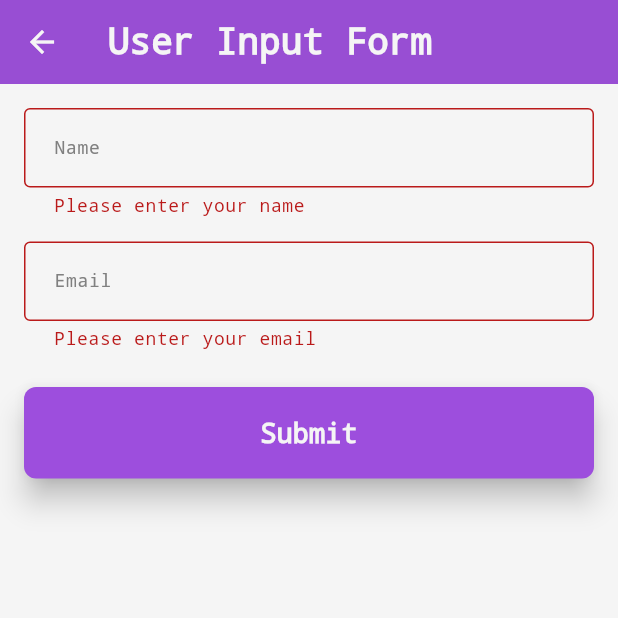
After one commit to kalviumcommunity/S81_DIVINE_FLUTTERAPP_TaskPilot, a Flutter app: the UserInputForm screen opened by its route, after a tap on "Submit", on a phone screen of 412 x 824 dp, the top half of it. The commit adds this screen. Run offline on Flutter 3.47's test engine with Material 3 defaults, Android fonts, the phone set to English and light mode, and no system bars.

Commit message:
handling user input

```diff
--- a/flutter_app/lib/main.dart
+++ b/flutter_app/lib/main.dart
@@ -7,6 +7,7 @@ import 'screens/multi_screen_navigation_demo.dart';
 import 'screens/responsive_layouts_demo.dart';
 import 'screens/scrollable_views.dart';
 import 'constants/retro_theme.dart';
+import 'screens/user_input_form.dart';
 
 void main() {
   runApp(const TaskPilotApp());
@@ -30,6 +31,7 @@ class TaskPilotApp extends StatelessWidget {
         '/multi-screen-navigation': (context) => const MultiScreenNavigationDemoScreen(),
         '/responsive-layouts': (context) => const ResponsiveLayoutsDemoScreen(),
         '/scrollable-views': (context) => const ScrollableViewsScreen(),
+        '/user-input-form': (context) => const UserInputForm(),
 
         // Internal routes used by MultiScreenNavigationDemoScreen
         '/navigation/basic': (context) => const BasicExampleScreen(),
--- /dev/null
+++ b/flutter_app/lib/screens/user_input_form.dart
@@ -0,0 +1,103 @@
+import 'package:flutter/material.dart';
+
+class UserInputForm extends StatefulWidget {
+  const UserInputForm({Key? key}) : super(key: key);
+
+  @override
+  _UserInputFormState createState() => _UserInputFormState();
+}
+
+class _UserInputFormState extends State<UserInputForm> {
+  final _formKey = GlobalKey<FormState>();
+  final _nameController = TextEditingController();
+  final _emailController = TextEditingController();
+
+  @override
+  void dispose() {
+    _nameController.dispose();
+    _emailController.dispose();
+    super.dispose();
+  }
+
+  void _submit() {
+    if (_formKey.currentState?.validate() ?? false) {
+      FocusScope.of(context).unfocus();
+      ScaffoldMessenger.of(context).showSnackBar(
+        const SnackBar(content: Text('Form Submitted Successfully!')),
+      );
+      setState(() {
+        _nameController.clear();
+        _emailController.clear();
+      });
+    }
+  }
+
+  String? _validateName(String? value) {
+    if (value == null || value.trim().isEmpty) {
+      return 'Please enter your name';
+    }
+    if (value.trim().length < 2) {
+      return 'Name must be at least 2 characters';
+    }
+    return null;
+  }
+
+  String? _validateEmail(String? value) {
+    if (value == null || value.trim().isEmpty) {
+      return 'Please enter your email';
+    }
+    final email = value.trim();
+    final emailRegex = RegExp(r"^[^@\s]+@[^@\s]+\.[^@\s]+");
+    if (!emailRegex.hasMatch(email)) {
+      return 'Enter a valid email address';
+    }
+    return null;
+  }
+
+  @override
+  Widget build(BuildContext context) {
+    return Scaffold(
+      appBar: AppBar(title: const Text('User Input Form')),
+      body: SingleChildScrollView(
+        padding: const EdgeInsets.all(16.0),
+        child: Form(
+          key: _formKey,
+          child: Column(
+            crossAxisAlignment: CrossAxisAlignment.stretch,
+            children: [
+              TextFormField(
+                controller: _nameController,
+                decoration: const InputDecoration(
+                  labelText: 'Name',
+                  border: OutlineInputBorder(),
+                ),
+                validator: _validateName,
+                textInputAction: TextInputAction.next,
+              ),
+              const SizedBox(height: 16),
+              TextFormField(
+                controller: _emailController,
+                decoration: const InputDecoration(
+                  labelText: 'Email',
+                  border: OutlineInputBorder(),
+                ),
+                keyboardType: TextInputType.emailAddress,
+                validator: _validateEmail,
+                textInputAction: TextInputAction.done,
+                onFieldSubmitted: (_) => _submit(),
+              ),
+              const SizedBox(height: 24),
+              ElevatedButton(
+                onPressed: _submit,
+                child: const Padding(
+                  padding: EdgeInsets.symmetric(vertical: 12.0),
+                  child: Text('Submit'),
+                ),
+              ),
+            ],
+          ),
+        ),
+      ),
+    );
+  }
+}
```
